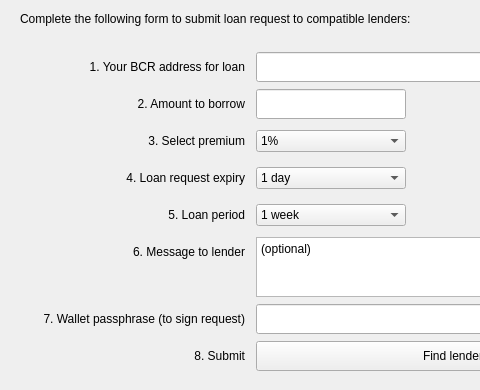
Old version of the form src/qt/forms/p2ppage.ui in the repository tlc2/bitcredit-2.0-client; both pictures show x 0 to 480 and y 0 to 390 of the 843 by 390 pixel window.
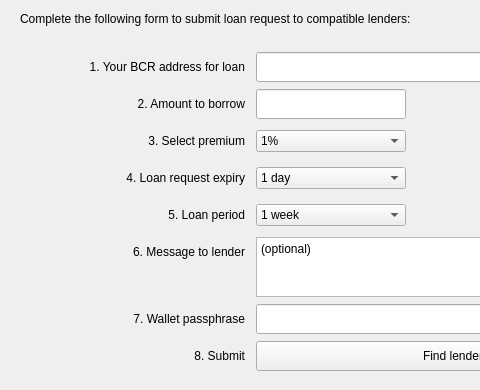
New version of the form.

Commit message: scheduled bidding fully functional on linux, not yet tested on win

The edit to the form file:
```diff
--- a/src/qt/forms/p2ppage.ui
+++ b/src/qt/forms/p2ppage.ui
@@ -347,7 +347,7 @@
        </size>
       </property>
       <property name="text">
-       <string>&lt;html&gt;&lt;head/&gt;&lt;body&gt;&lt;p align=&quot;right&quot;&gt;7. Wallet passphrase (to sign request)&lt;/p&gt;&lt;/body&gt;&lt;/html&gt;</string>
+       <string>&lt;html&gt;&lt;head/&gt;&lt;body&gt;&lt;p align=&quot;right&quot;&gt;7. Wallet passphrase&lt;/p&gt;&lt;/body&gt;&lt;/html&gt;</string>
       </property>
      </widget>
     </item>
```
The commit also changes 2 other files.
